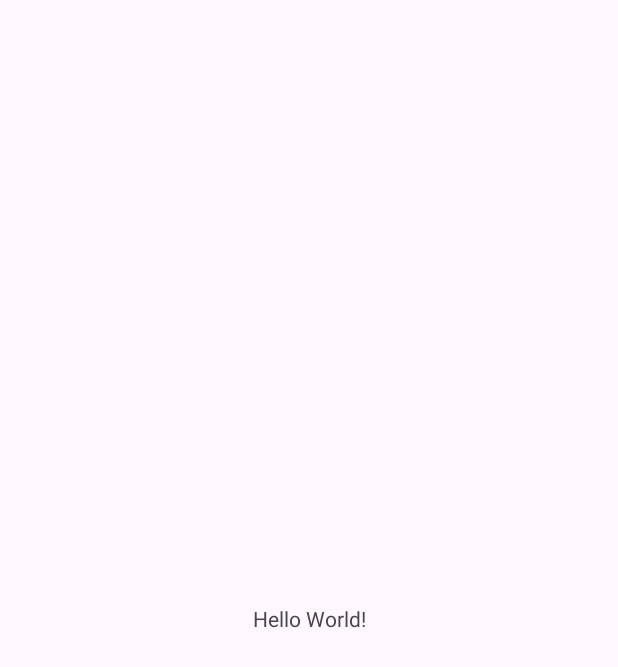
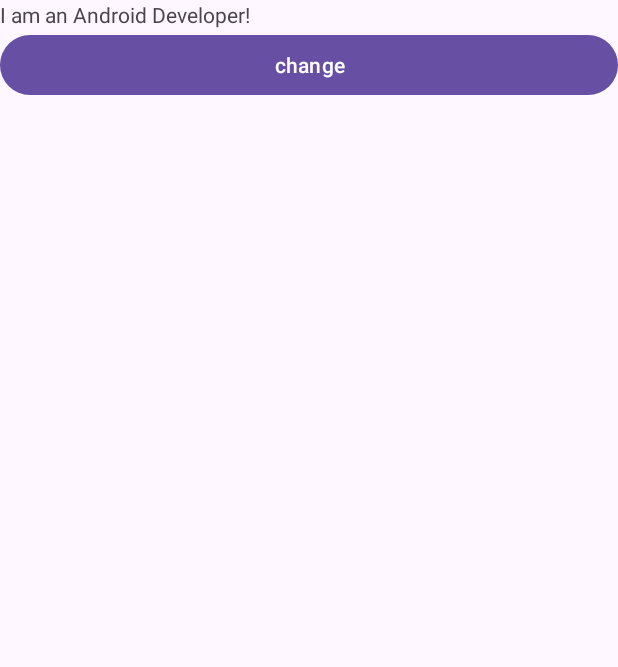
Before and after one commit to JohnnySC/ZeroToHeroAndroidTDD, an Android app: the screen it shows after launch (MainActivity), on a phone screen of 412 x 824 dp. Before the commit the part shown is almost empty. Shown: the top 667 px of the screen. Run offline under Robolectric (Android 15) with nearby library versions, the phone set to English and light mode, and no system bars.

Commit message:
ZT Task005 solved

```diff
--- a/app/src/main/res/layout/activity_main.xml
+++ b/app/src/main/res/layout/activity_main.xml
@@ -1,18 +1,26 @@
 <?xml version="1.0" encoding="utf-8"?>
-<androidx.constraintlayout.widget.ConstraintLayout xmlns:android="http://schemas.android.com/apk/res/android"
+<LinearLayout xmlns:android="http://schemas.android.com/apk/res/android"
     xmlns:app="http://schemas.android.com/apk/res-auto"
     xmlns:tools="http://schemas.android.com/tools"
+    android:id="@+id/rootLayout"
     android:layout_width="match_parent"
     android:layout_height="match_parent"
+    android:orientation="vertical"
     tools:context=".MainActivity">
 
     <TextView
+        android:id="@+id/titleTextView"
         android:layout_width="wrap_content"
         android:layout_height="wrap_content"
-        android:text="Hello World!"
-        app:layout_constraintBottom_toBottomOf="parent"
-        app:layout_constraintEnd_toEndOf="parent"
-        app:layout_constraintStart_toStartOf="parent"
-        app:layout_constraintTop_toTopOf="parent" />
+        android:text="@string/i_am_an_android_developer" />
 
-</androidx.constraintlayout.widget.ConstraintLayout>
+    <Button
+        android:id="@+id/changeButton"
+        android:layout_width="match_parent"
+        android:layout_height="wrap_content"
+        android:text="@string/change"
+         />
+
+
+
+</LinearLayout>
--- a/app/src/main/res/values/strings.xml
+++ b/app/src/main/res/values/strings.xml
@@ -1,3 +1,6 @@
 <resources>
     <string name="app_name">ZeroToHeroAndroidTDD</string>
+    <string name="i_am_an_android_developer">I am an Android Developer!</string>
+    <string name="button">Button</string>
+    <string name="change">change</string>
 </resources>
```
